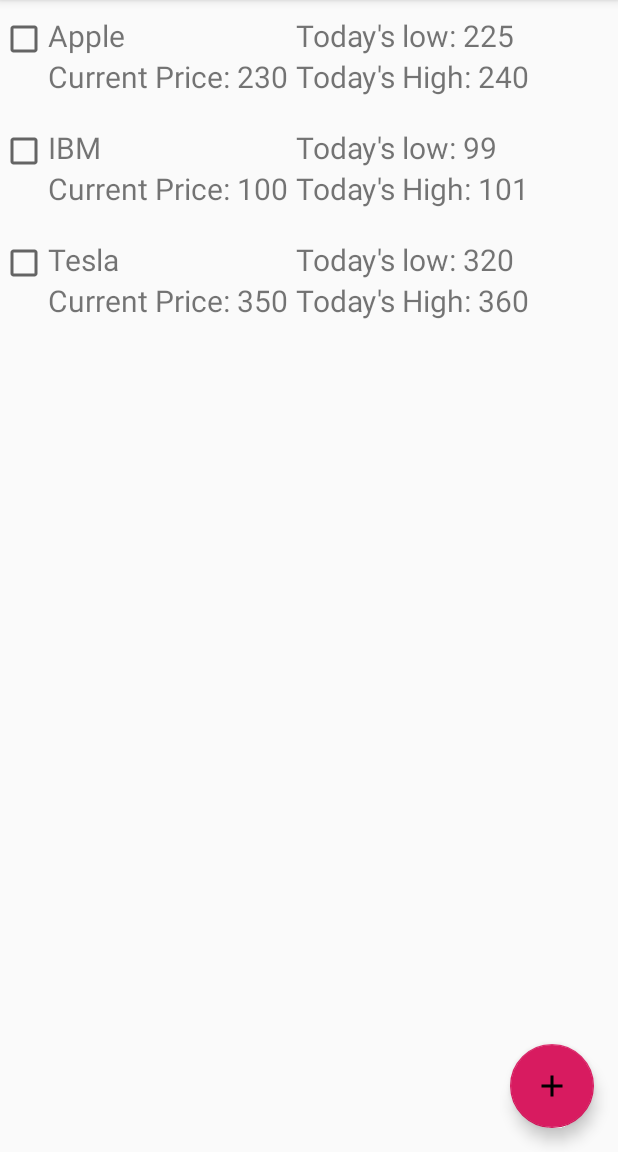
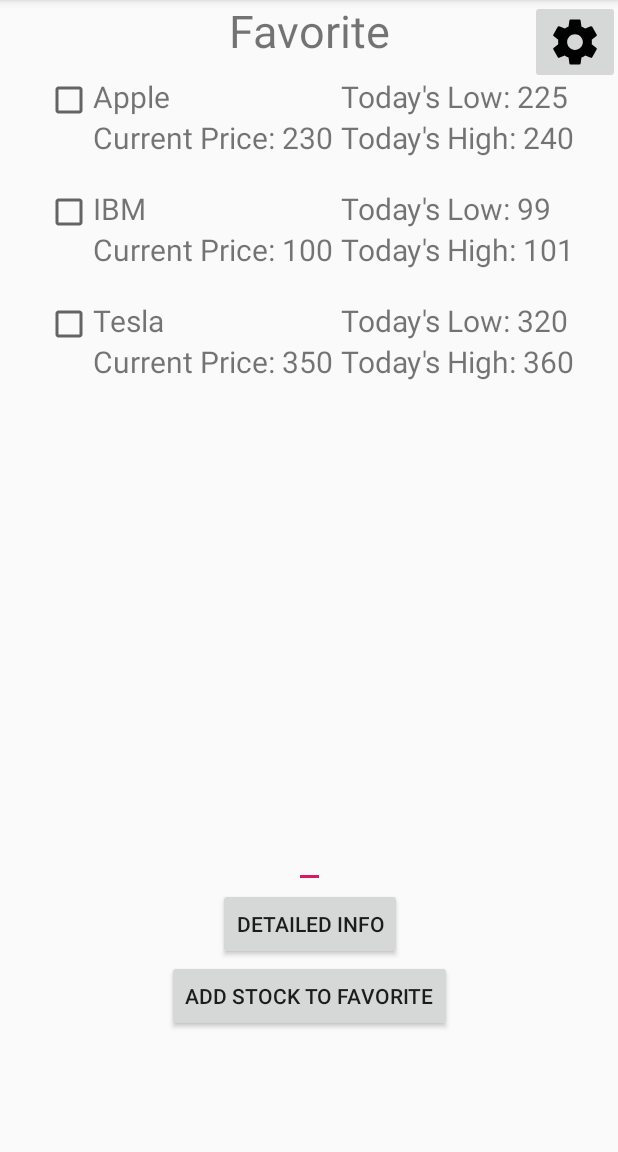
Before and after one commit to adazhu365/Stock-Price-Checker, an Android app: the screen it shows after launch (MainActivity), on a phone screen of 412 x 824 dp, the part 84-1236 px from its top. Run offline under Robolectric (Android 15) with nearby library versions, the phone set to English and light mode, and no system bars.

Commit message:
Created Intro Page&Continue goes to next page & added stuff on main page

```diff
--- a/app/src/main/java/edu/sitengvirginia/stockpricechecker/MainActivity.java
+++ b/app/src/main/java/edu/sitengvirginia/stockpricechecker/MainActivity.java
@@ -11,16 +11,23 @@ import android.view.View;
 import android.support.design.widget.FloatingActionButton;
 import android.support.v7.widget.RecyclerView;
 import android.content.Intent;
+import android.widget.Button;
+import android.widget.EditText;
+import android.widget.TextView;
+
 import java.util.ArrayList;
 
 public class MainActivity extends AppCompatActivity{
 
-    //private FloatingActionButton myButton;
+    private Button myButton;
+    private Button myaddButton;
+    private TextView myfavorite;
     RecyclerView rvItems;
     ArrayList<StockItem> myList;
     private Snackbar snackbar;
     static final int req_code = 1;
     StockListAdapter adapter;
+    private EditText stockName;
 
 
     @Override
@@ -36,7 +43,13 @@ public class MainActivity extends AppCompatActivity{
             myList = (ArrayList<StockItem>) mylist;
         }
 
-        //myButton = findViewById(R.id.button);
+        myButton = findViewById(R.id.button);
+        myButton.setText("Detailed Info");
+        myaddButton = findViewById(R.id.addbutton);
+        myaddButton.setText("Add Stock to Favorite");
+        myfavorite = findViewById(R.id.favorite);
+        myfavorite.setText("Favorite");
+        stockName = findViewById(R.id.nameinput);
         /*myButton.setOnClickListener(new View.OnClickListener() {
             @Override
             public void onClick(View view) {
--- a/app/src/main/java/edu/sitengvirginia/stockpricechecker/StockListAdapter.java
+++ b/app/src/main/java/edu/sitengvirginia/stockpricechecker/StockListAdapter.java
@@ -94,7 +94,7 @@ public class StockListAdapter extends
         currentpriceView.setText(priceDisplay);
 
         TextView lowView = viewHolder.lowTextView;
-        String lowDisplay = " Today's low: " + bucket.getMtodaylow();
+        String lowDisplay = " Today's Low: " + bucket.getMtodaylow();
         lowView.setText(lowDisplay);
 
         TextView highView = viewHolder.highTextView;
--- /dev/null
+++ b/app/src/main/res/drawable/ic_settings_black_24dp.xml
@@ -0,0 +1,4 @@
+<vector android:height="36dp" android:viewportHeight="24.0"
+    android:viewportWidth="24.0" android:width="36dp" xmlns:android="http://schemas.android.com/apk/res/android">
+    <path android:fillColor="#FF000000" android:pathData="M19.43,12.98c0.04,-0.32 0.07,-0.64 0.07,-0.98s-0.03,-0.66 -0.07,-0.98l2.11,-1.65c0.19,-0.15 0.24,-0.42 0.12,-0.64l-2,-3.46c-0.12,-0.22 -0.39,-0.3 -0.61,-0.22l-2.49,1c-0.52,-0.4 -1.08,-0.73 -1.69,-0.98l-0.38,-2.65C14.46,2.18 14.25,2 14,2h-4c-0.25,0 -0.46,0.18 -0.49,0.42l-0.38,2.65c-0.61,0.25 -1.17,0.59 -1.69,0.98l-2.49,-1c-0.23,-0.09 -0.49,0 -0.61,0.22l-2,3.46c-0.13,0.22 -0.07,0.49 0.12,0.64l2.11,1.65c-0.04,0.32 -0.07,0.65 -0.07,0.98s0.03,0.66 0.07,0.98l-2.11,1.65c-0.19,0.15 -0.24,0.42 -0.12,0.64l2,3.46c0.12,0.22 0.39,0.3 0.61,0.22l2.49,-1c0.52,0.4 1.08,0.73 1.69,0.98l0.38,2.65c0.03,0.24 0.24,0.42 0.49,0.42h4c0.25,0 0.46,-0.18 0.49,-0.42l0.38,-2.65c0.61,-0.25 1.17,-0.59 1.69,-0.98l2.49,1c0.23,0.09 0.49,0 0.61,-0.22l2,-3.46c0.12,-0.22 0.07,-0.49 -0.12,-0.64l-2.11,-1.65zM12,15.5c-1.93,0 -3.5,-1.57 -3.5,-3.5s1.57,-3.5 3.5,-3.5 3.5,1.57 3.5,3.5 -1.57,3.5 -3.5,3.5z"/>
+</vector>
--- a/app/src/main/res/layout/activity_main.xml
+++ b/app/src/main/res/layout/activity_main.xml
@@ -6,16 +6,64 @@
     android:layout_height="match_parent"
     tools:context=".MainActivity">
 
-    <android.support.design.widget.FloatingActionButton
+    <EditText
+        android:id="@+id/nameinput"
+        android:layout_width="wrap_content"
+        android:layout_height="wrap_content"
+        android:layout_marginBottom="176dp"
+        android:inputType="text"
+        app:layout_constraintBottom_toBottomOf="parent"
+        app:layout_constraintEnd_toEndOf="parent"
+        app:layout_constraintHorizontal_bias="0.501"
+        app:layout_constraintStart_toStartOf="parent" />
+
+    <ImageButton
+        android:id='@+id/settingbutton'
+        android:layout_width="wrap_content"
+        android:layout_height="wrap_content"
+        android:src="@drawable/ic_settings_black_24dp"
+        app:layout_constraintBottom_toBottomOf="parent"
+        app:layout_constraintEnd_toEndOf="parent"
+        app:layout_constraintHorizontal_bias="0.975"
+        app:layout_constraintStart_toEndOf="@+id/rvItems"
+        app:layout_constraintTop_toTopOf="parent"
+        app:layout_constraintVertical_bias="0.0" />
+
+    <Button
         android:id="@+id/button"
         android:layout_width="wrap_content"
         android:layout_height="wrap_content"
-        android:layout_margin="16dp"
-        android:src="@drawable/ic_add_black_24dp"
-        app:layout_constraintBottom_toBottomOf="parent"
-        app:layout_constraintRight_toRightOf="parent"
 
-        />
+        android:layout_marginBottom="108dp"
+
+
+        app:layout_constraintEnd_toEndOf="parent"
+        app:layout_constraintHorizontal_bias="0.503"
+        app:layout_constraintStart_toStartOf="parent"
+        app:layout_constraintTop_toBottomOf="@id/nameinput" />
+
+    <Button
+        android:id="@+id/addbutton"
+        android:layout_width="wrap_content"
+        android:layout_height="wrap_content"
+
+        android:layout_marginBottom="156dp"
+
+
+        app:layout_constraintEnd_toEndOf="parent"
+        app:layout_constraintHorizontal_bias="0.501"
+        app:layout_constraintStart_toStartOf="parent"
+        app:layout_constraintTop_toBottomOf="@id/button" />
+
+    <TextView
+        android:id="@+id/favorite"
+        android:layout_width="wrap_content"
+        android:layout_height="wrap_content"
+        android:textSize="30sp"
+        app:layout_constraintEnd_toEndOf="parent"
+        app:layout_constraintHorizontal_bias="0.5"
+        app:layout_constraintStart_toStartOf="parent" />
+
 
     <android.support.v7.widget.RecyclerView
         android:id="@+id/rvItems"
@@ -23,6 +71,10 @@
         android:layout_height="wrap_content"
         android:layout_alignParentEnd="true"
 
-        />
+        app:layout_constraintEnd_toEndOf="parent"
+        app:layout_constraintHorizontal_bias="0.5"
+        app:layout_constraintStart_toStartOf="parent"
+        app:layout_constraintTop_toBottomOf="@+id/favorite"
+        tools:layout_editor_absoluteY="0dp" />
 
 </android.support.constraint.ConstraintLayout>
```
Also changed, not shown: app/src/main/AndroidManifest.xml (+7 -0 lines), app/src/main/java/edu/sitengvirginia/stockpricechecker/introActivity.java (added, +25 -0 lines), app/src/main/res/layout/intro_layout.xml (added, +55 -0 lines).
